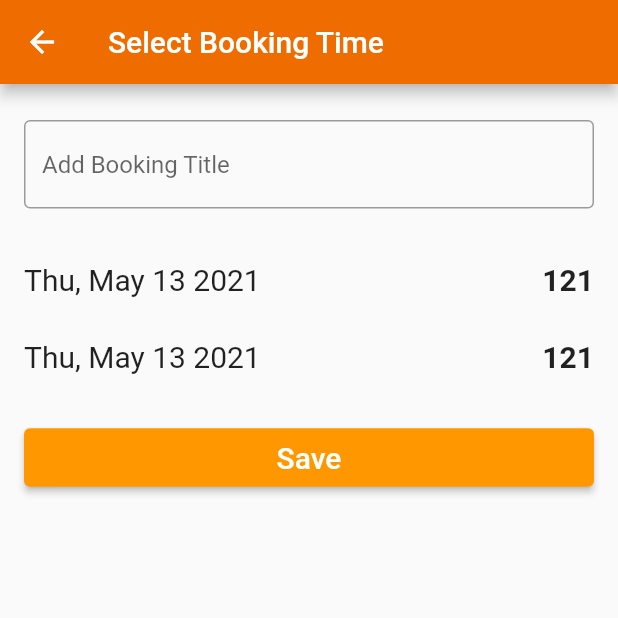
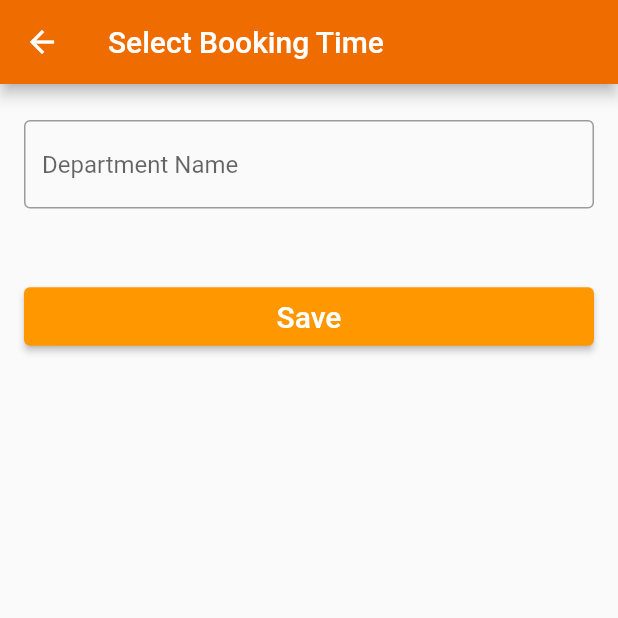
Before and after one commit to hakimuddin53/MeetingRoomBooking, a Flutter app: the CustomTimePickerDemo screen opened directly, on a phone screen of 412 x 824 dp, the top half of it. Run offline on Flutter 3.47's test engine with Material 2 defaults, Android fonts, the phone set to English and light mode, and no system bars; our stand-ins replace another_flushbar, dio, flutter_spinkit, retrofit, shared_preferences, table_calendar; missing offline and left inert: dio_http2_adapter; accounts and stored records are empty; generated files the repository leaves out were written again.

Commit message:
Change Table Structure

```diff
--- a/lib/addevent.dart
+++ b/lib/addevent.dart
@@ -1,5 +1,8 @@
 import 'package:abx_booking/pages/basics_example.dart';
+import 'package:abx_booking/pages/events_example.dart';
 import 'package:flutter/material.dart';
+
+import 'network/api/model/booking_model.dart';
 // import 'package:time_picker_widget/time_picker_widget.dart';
 
 class MyApp extends StatelessWidget {
@@ -19,10 +22,22 @@ class CustomTimePickerDemo extends StatefulWidget {
 }
 
 class _CustomTimePickerDemoState extends State<CustomTimePickerDemo> {
-  late String selectedTime = "121";
+  // late ValueNotifier<List<Booking>> _selectedEvents;
+  // late String selectedTime = "121";
+  //
+  // List<int> _availableHours = [9, 10, 11, 12, 13, 14, 15, 16, 17, 18];
+  // List<int> _availableMinutes = [0];
 
-  List<int> _availableHours = [9, 10, 11, 12, 13, 14, 15, 16, 17, 18];
-  List<int> _availableMinutes = [0];
+  @override
+  void initState() {
+    super.initState();
+
+    // WidgetsBinding.instance!.addPostFrameCallback((_) {
+    //   _loadDataForPage();
+    // });
+
+    // _selectedEvents = ValueNotifier(_getEventsForDay(_selectedDay!));
+  }
 
   @override
   Widget build(BuildContext context) {
@@ -39,86 +54,114 @@ class _CustomTimePickerDemoState extends State<CustomTimePickerDemo> {
             child: TextField(
               decoration: InputDecoration(
                 border: OutlineInputBorder(),
-                hintText: 'Add Booking Title',
+                hintText: 'Department Name',
               ),
             ),
           ),
-          Row(
-            mainAxisAlignment: MainAxisAlignment.spaceBetween,
-            children: <Widget>[
-              Padding(
-                padding: EdgeInsets.symmetric(horizontal: 16, vertical: 12),
-                child: Text('Thu, May 13 2021', style: TextStyle(fontSize: 20)),
-              ),
-              Padding(
-                padding: EdgeInsets.symmetric(horizontal: 16, vertical: 8),
-                child: InkWell(
-                  onTap: () =>
-                      // DEMO --------------
-                      // showCustomTimePicker(
-                      //     context: context,
-                      //     onFailValidation: (context) =>
-                      //         showMessage(context, 'Unavailable selection.'),
-                      //     initialTime: TimeOfDay(
-                      //         hour: _availableHours.first,
-                      //         minute: _availableMinutes.first),
-                      //     selectableTimePredicate: (time) =>
-                      //         _availableHours.indexOf(time.hour) != -1 &&
-                      //         _availableMinutes.indexOf(time.minute) !=
-                      //             -1).then((time) => setState(() =>
-                      //     selectedTime = time.format(context).toString())),
+          // Row(
+          //   mainAxisAlignment: MainAxisAlignment.spaceBetween,
+          //   children: <Widget>[
+          //     Padding(
+          //       padding: EdgeInsets.symmetric(horizontal: 16, vertical: 12),
+          //       child: Text('Thu, May 13 2021', style: TextStyle(fontSize: 20)),
+          //     ),
+          //     Padding(
+          //       padding: EdgeInsets.symmetric(horizontal: 16, vertical: 8),
+          //       child: InkWell(
+          //         onTap: () =>
+          //             // DEMO --------------
+          //             // showCustomTimePicker(
+          //             //     context: context,
+          //             //     onFailValidation: (context) =>
+          //             //         showMessage(context, 'Unavailable selection.'),
+          //             //     initialTime: TimeOfDay(
+          //             //         hour: _availableHours.first,
+          //             //         minute: _availableMinutes.first),
+          //             //     selectableTimePredicate: (time) =>
+          //             //         _availableHours.indexOf(time.hour) != -1 &&
+          //             //         _availableMinutes.indexOf(time.minute) !=
+          //             //             -1).then((time) => setState(() =>
+          //             //     selectedTime = time.format(context).toString())),
+          //
+          //             selectedTime = showTimePicker(
+          //                     context: context, initialTime: TimeOfDay.now())
+          //                 .toString(),
+          //         // --------------
+          //
+          //         child: Text(
+          //           selectedTime,
+          //           style: TextStyle(fontSize: 20, fontWeight: FontWeight.bold),
+          //         ),
+          //       ),
+          //     ),
+          //   ],
+          // ),
+          // Row(
+          //   mainAxisAlignment: MainAxisAlignment.spaceBetween,
+          //   children: <Widget>[
+          //     Padding(
+          //       padding: EdgeInsets.symmetric(horizontal: 16, vertical: 16),
+          //       child: Text('Thu, May 13 2021', style: TextStyle(fontSize: 20)),
+          //     ),
+          //     Padding(
+          //       padding: EdgeInsets.symmetric(horizontal: 16, vertical: 16),
+          //       child: InkWell(
+          //         onTap: () =>
+          //             // DEMO --------------
+          //             // showCustomTimePicker(
+          //             //     context: context,
+          //             //     onFailValidation: (context) =>
+          //             //         showMessage(context, 'Unavailable selection.'),
+          //             //     initialTime: TimeOfDay(
+          //             //         hour: _availableHours.first,
+          //             //         minute: _availableMinutes.first),
+          //             //     selectableTimePredicate: (time) =>
+          //             //         _availableHours.indexOf(time.hour) != -1 &&
+          //             //         _availableMinutes.indexOf(time.minute) !=
+          //             //             -1).then((time) => setState(() =>
+          //             //     selectedTime = time.format(context).toString())),
+          //
+          //             selectedTime = showTimePicker(
+          //                     context: context, initialTime: TimeOfDay.now())
+          //                 .toString(),
+          //         // --------------
+          //
+          //         child: Text(
+          //           selectedTime,
+          //           style: TextStyle(fontSize: 20, fontWeight: FontWeight.bold),
+          //         ),
+          //       ),
+          //     ),
+          //   ],
+          // ),
 
-                      selectedTime = showTimePicker(
-                              context: context, initialTime: TimeOfDay.now())
-                          .toString(),
-                  // --------------
-
-                  child: Text(
-                    selectedTime,
-                    style: TextStyle(fontSize: 20, fontWeight: FontWeight.bold),
-                  ),
-                ),
-              ),
-            ],
-          ),
-          Row(
-            mainAxisAlignment: MainAxisAlignment.spaceBetween,
-            children: <Widget>[
-              Padding(
-                padding: EdgeInsets.symmetric(horizontal: 16, vertical: 16),
-                child: Text('Thu, May 13 2021', style: TextStyle(fontSize: 20)),
-              ),
-              Padding(
-                padding: EdgeInsets.symmetric(horizontal: 16, vertical: 16),
-                child: InkWell(
-                  onTap: () =>
-                      // DEMO --------------
-                      // showCustomTimePicker(
-                      //     context: context,
-                      //     onFailValidation: (context) =>
-                      //         showMessage(context, 'Unavailable selection.'),
-                      //     initialTime: TimeOfDay(
-                      //         hour: _availableHours.first,
-                      //         minute: _availableMinutes.first),
-                      //     selectableTimePredicate: (time) =>
-                      //         _availableHours.indexOf(time.hour) != -1 &&
-                      //         _availableMinutes.indexOf(time.minute) !=
-                      //             -1).then((time) => setState(() =>
-                      //     selectedTime = time.format(context).toString())),
-
-                      selectedTime = showTimePicker(
-                              context: context, initialTime: TimeOfDay.now())
-                          .toString(),
-                  // --------------
-
-                  child: Text(
-                    selectedTime,
-                    style: TextStyle(fontSize: 20, fontWeight: FontWeight.bold),
-                  ),
-                ),
-              ),
-            ],
-          ),
+          const SizedBox(height: 8.0),
+          // Expanded(
+          //   child: ValueListenableBuilder<List<Booking>>(
+          //     valueListenable: _selectedEvents,
+          //     builder: (context, value, _) {
+          //       return ListView.builder(
+          //         itemCount: value.length,
+          //         itemBuilder: (context, index) {
+          //           return Container(
+          //             margin: const EdgeInsets.symmetric(
+          //               horizontal: 12.0,
+          //               vertical: 4.0,
+          //             ),
+          //             decoration: BoxDecoration(
+          //               border: Border.all(),
+          //               borderRadius: BorderRadius.circular(12.0),
+          //             ),
+          //             child: ListTile(
+          //               onTap: () => print('${value[index]}'),
+          //               title: Text('${value[index].meetingRoomName}'),
+          //             ),
+          //           );
+          //         },
+          //       );
+          //     },
+          //   ),
+          // ),
           Column(
             children: <Widget>[
               Padding(
@@ -146,7 +189,7 @@ class _CustomTimePickerDemoState extends State<CustomTimePickerDemo> {
                       Navigator.push(
                           context,
                           MaterialPageRoute(
-                              builder: (_) => TableBasicsExample("")));
+                              builder: (_) => TableEventsExample("")));
                     },
 
                     child: Padding(
--- a/lib/home.dart
+++ b/lib/home.dart
@@ -2,6 +2,8 @@ import 'package:abx_booking/model/meetingroom.dart';
 import 'package:abx_booking/pages/basics_example.dart';
 import 'package:abx_booking/pages/events_example.dart';
 import 'package:flutter/material.dart';
+
+import 'data/user_repo.dart';
 
 class MyHome extends StatefulWidget {
   @override
--- a/lib/network/api/api_client.dart
+++ b/lib/network/api/api_client.dart
@@ -1,6 +1,7 @@
 import 'package:dio/dio.dart';
 import 'package:retrofit/http.dart';
 
+import 'model/booking_model.dart';
 import 'model/login_model.dart';
 
 part 'api_client.g.dart';
@@ -11,4 +12,7 @@ abstract class ApiClient {
 
   @POST("api/login/signin")
   Future<LoginResponseModel> appLogin(@Body() LoginModel params);
+
+  @POST("api/booking/getbooking")
+  Future<BookingResponseModel> getBooking(@Body() BookingModel params);
 }
--- a/lib/network/api/model/booking_model.dart
+++ b/lib/network/api/model/booking_model.dart
@@ -3,10 +3,13 @@ part 'booking_model.g.dart';
 
 @JsonSerializable()
 class BookingModel extends Object {
-  @JsonKey(name: 'month')
-  int month;
+  @JsonKey(name: 'day')
+  String day;
 
-  BookingModel(this.month);
+  @JsonKey(name: 'meetingRoom')
+  String meetingRoom;
+
+  BookingModel(this.day, this.meetingRoom);
 
   factory BookingModel.fromJson(Map<String, dynamic> srcJson) =>
       _$BookingModelFromJson(srcJson);
@@ -16,8 +19,8 @@ class BookingModel extends Object {
 
 @JsonSerializable()
 class BookingResponseModel extends Object {
-  @JsonKey(name: 'booking')
-  List<Booking> booking;
+  @JsonKey(name: 'timeSlot')
+  TimeSlot timeSlot;
 
   @JsonKey(name: 'result_code')
   String resultCode;
@@ -26,7 +29,7 @@ class BookingResponseModel extends Object {
   String resultDescription;
 
   BookingResponseModel(
-    this.booking,
+    this.timeSlot,
     this.resultCode,
     this.resultDescription,
   );
@@ -38,32 +41,174 @@ class BookingResponseModel extends Object {
 }
 
 @JsonSerializable()
-class Booking extends Object {
+class TimeSlot extends Object {
   @JsonKey(name: 'id')
-  int id;
+  String id;
+
+  @JsonKey(name: 'date')
+  String date;
 
   @JsonKey(name: 'meetingRoomName')
   String meetingRoomName;
 
-  @JsonKey(name: 'date')
-  int date;
+  @JsonKey(name: 'tS_8_830')
+  bool tS_8_830;
 
-  @JsonKey(name: 'month')
-  int month;
+  @JsonKey(name: 'tS_830_9')
+  bool tS_830_9;
+
+  @JsonKey(name: 'tS_9_930')
+  bool tS_9_930;
+
+  @JsonKey(name: 'tS_930_10')
+  bool tS_930_10;
+
+  @JsonKey(name: 'tS_10_1030')
+  bool tS_10_1030;
+
+  @JsonKey(name: 'tS_1030_11')
+  bool tS_1030_11;
+
+  @JsonKey(name: 'tS_11_1130')
+  bool tS_11_1130;
+
+  @JsonKey(name: 'tS_1130_12')
+  bool tS_1130_12;
+
+  @JsonKey(name: 'tS_12_1230')
+  bool tS_12_1230;
+
+  @JsonKey(name: 'tS_1230_1')
+  bool tS_1230_1;
+
+  @JsonKey(name: 'tS_1_130')
+  bool tS_1_130;
+
+  @JsonKey(name: 'tS_130_2')
+  bool tS_130_2;
+
+  @JsonKey(name: 'tS_2_230')
+  bool tS_2_230;
+
+  @JsonKey(name: 'tS_230_3')
+  bool tS_230_3;
+
+  @JsonKey(name: 'tS_3_330')
+  bool tS_3_330;
+
+  @JsonKey(name: 'tS_330_4')
+  bool tS_330_4;
+
+  @JsonKey(name: 'tS_4_430')
+  bool tS_4_430;
+
+  @JsonKey(name: 'tS_430_5')
+  bool tS_430_5;
+
+  @JsonKey(name: 'tS_5_530')
+  bool tS_5_530;
+
+  @JsonKey(name: 'tS_530_6')
+  bool tS_530_6;
+
+  @JsonKey(name: 'tS_6_630')
+  bool tS_6_630;
+
+  @JsonKey(name: 'tS_630_7')
+  bool tS_630_7;
+
+  @JsonKey(name: 'tS_7_730')
+  bool tS_7_730;
+
+  @JsonKey(name: 'tS_730_8')
+  bool tS_730_8;
+
+  @JsonKey(name: 'bookings')
+  List<Booking> bookings;
+
+  @JsonKey(name: 'isActive')
+  bool isActive;
+
+  @JsonKey(name: 'createdDate')
+  String createdDate;
+
+  @JsonKey(name: 'createdBy')
+  String createdBy;
+
+  TimeSlot(
+      this.id,
+      this.date,
+      this.meetingRoomName,
+      this.tS_8_830,
+      this.tS_830_9,
+      this.tS_9_930,
+      this.tS_930_10,
+      this.tS_10_1030,
+      this.tS_1030_11,
+      this.tS_11_1130,
+      this.tS_1130_12,
+      this.tS_12_1230,
+      this.tS_1230_1,
+      this.tS_1_130,
+      this.tS_130_2,
+      this.tS_2_230,
+      this.tS_230_3,
+      this.tS_3_330,
+      this.tS_330_4,
+      this.tS_4_430,
+      this.tS_430_5,
+      this.tS_5_530,
+      this.tS_530_6,
+      this.tS_6_630,
+      this.tS_630_7,
+      this.tS_7_730,
+      this.tS_730_8,
+      this.bookings,
+      this.isActive,
+      this.createdDate,
+      this.createdBy);
+
+  factory TimeSlot.fromJson(Map<String, dynamic> srcJson) =>
+      _$TimeSlotFromJson(srcJson);
+
+  Map<String, dynamic> toJson() => _$TimeSlotToJson(this);
+}
+
+@JsonSerializable()
+class Booking extends Object {
+  @JsonKey(name: 'id')
+  String id;
+
+  @JsonKey(name: 'timeSlotId')
+  String timeSlotId;
 
   @JsonKey(name: 'userName')
-  int userName;
+  String userName;
 
-  @JsonKey(name: 'title')
-  int title;
+  @JsonKey(name: 'timeSlotDescription')
+  String timeSlotDescription;
+
+  @JsonKey(name: 'department')
+  String department;
+
+  @JsonKey(name: 'isActive')
+  bool isActive;
+
+  @JsonKey(name: 'createdDate')
+  String createdDate;
+
+  @JsonKey(name: 'createdBy')
+  String createdBy;
 
   Booking(
     this.id,
-    this.meetingRoomName,
-    this.date,
-    this.month,
+    this.timeSlotId,
     this.userName,
-    this.title,
+    this.timeSlotDescription,
+    this.department,
+    this.isActive,
+    this.createdDate,
+    this.createdBy,
   );
 
   factory Booking.fromJson(Map<String, dynamic> srcJson) =>
--- a/lib/network/http_service.dart
+++ /dev/null
@@ -1 +0,0 @@
-import 'package:dio/dio.dart';
--- a/pubspec.yaml
+++ b/pubspec.yaml
@@ -34,6 +34,7 @@ dependencies:
   flutter_spinkit: ^5.0.0
   another_flushbar: ^1.10.20
   dio_http2_adapter: ^2.0.0
+  intl: ^0.17.0
 
   # The following adds the Cupertino Icons font to your application.
   # Use with the CupertinoIcons class for iOS style icons.
```
Also changed, not shown: lib/data/booking_repo.dart (added, +29 -0 lines), lib/data/user_repo.dart (+10 -0 lines), lib/pages/events_example.dart (+145 -87 lines), lib/utils/utils.dart (+10 -7 lines), lib/network/api/api_client.g.dart, lib/network/api/model/booking_model.g.dart, pubspec.lock.
